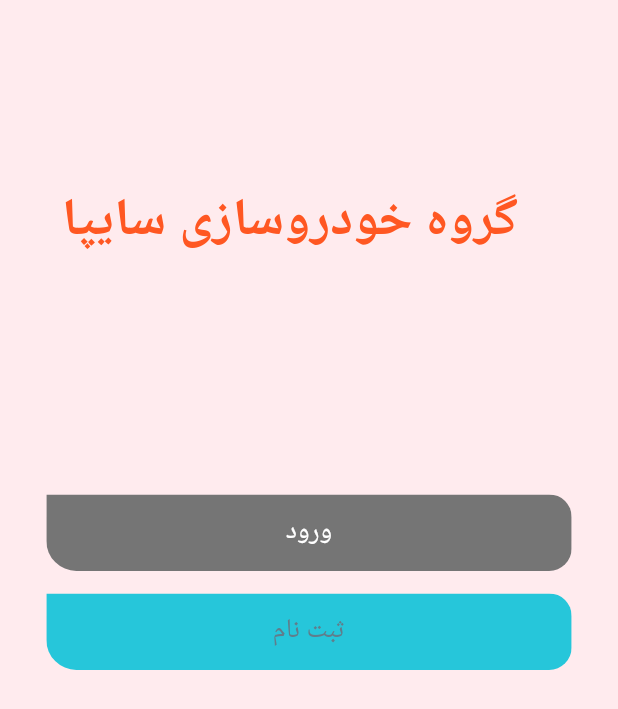
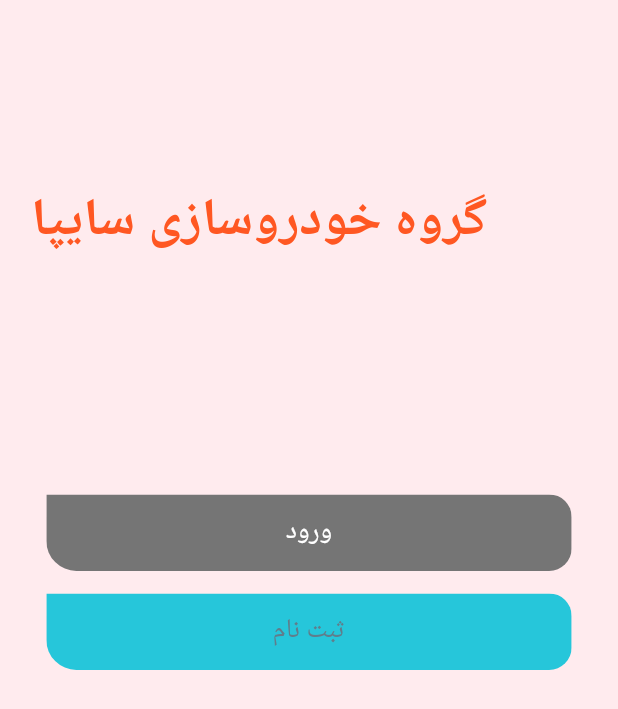
Before and after one commit to moh3n78/saipa_app, a Flutter app: the screen it shows after launch, on a phone screen of 412 x 824 dp. Shown: the top 709 px of the screen. Run offline on Flutter 3.47's test engine with Material 2 defaults, Android fonts, the phone set to English and light mode, and no system bars.

Commit message:
changes added!

```diff
--- a/lib/ui/screens/login.dart
+++ b/lib/ui/screens/login.dart
@@ -48,7 +48,7 @@ class _LoginScreenState extends State<LoginScreen> {
                 ),
               Positioned(
                 top: MediaQuery.of(context).size.height * 0.15,
-                left: MediaQuery.of(context).size.height * 0.05,
+                left: MediaQuery.of(context).size.width * 0.05,
                 child: Container(
                   alignment: Alignment.center,
                   child: const Text(
@@ -142,9 +142,9 @@ class _LoginScreenState extends State<LoginScreen> {
             ),
             padding: const EdgeInsets.symmetric(horizontal: 10.0),
             margin: const EdgeInsets.symmetric(horizontal: 30.0),
-            child: Directionality(
+            child: const Directionality(
               textDirection: TextDirection.rtl,
-              child: TextField(
+              child: const TextField(
                 decoration: InputDecoration(
                   border: InputBorder.none,
                   hintText: 'نام و نام خانوادگی',
@@ -160,7 +160,7 @@ class _LoginScreenState extends State<LoginScreen> {
             ),
             padding: const EdgeInsets.symmetric(horizontal: 10.0),
             margin: const EdgeInsets.symmetric(horizontal: 30.0),
-            child: Directionality(
+            child: const Directionality(
               textDirection: TextDirection.rtl,
               child: TextField(
                 decoration: InputDecoration(
@@ -180,9 +180,9 @@ class _LoginScreenState extends State<LoginScreen> {
             ),
             padding: const EdgeInsets.symmetric(horizontal: 10.0),
             margin: const EdgeInsets.symmetric(horizontal: 30.0),
-            child: Directionality(
+            child: const Directionality(
               textDirection: TextDirection.rtl,
-              child: TextField(
+              child: const TextField(
                 decoration: InputDecoration(
                   border: InputBorder.none,
                   hintText: 'کد ملی',
@@ -242,7 +242,12 @@ class LoginContainer extends StatelessWidget {
   final Color textColor;
   final Function onTap;
 
-  LoginContainer(this.text, this.containerColor, this.textColor, this.onTap);
+  const LoginContainer(
+    this.text,
+    this.containerColor,
+    this.textColor,
+    this.onTap,
+  );
 
   @override
   Widget build(BuildContext context) {
@@ -251,7 +256,6 @@ class LoginContainer extends StatelessWidget {
         child: Container(
           width: MediaQuery.of(context).size.width * 0.85,
           alignment: Alignment.center,
-          // margin: const EdgeInsets.symmetric(horizontal: 25.0),
           padding: const EdgeInsets.symmetric(vertical: 13.0),
           decoration: BoxDecoration(
             color: containerColor,
```
